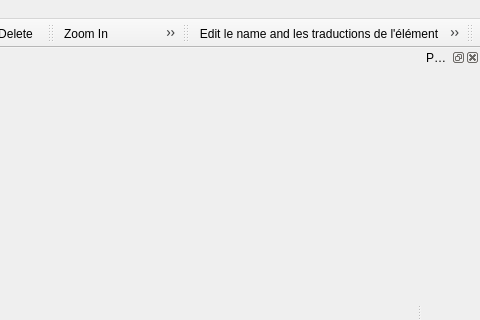
Above: sources/editor/ui/qetelementeditor.ui from EmilOsvoll/qelectrotech-source-mirror before the change; both pictures show x 320 to 800 and y 0 to 320 of the 800 by 600 pixel window. Below: the same form after it.
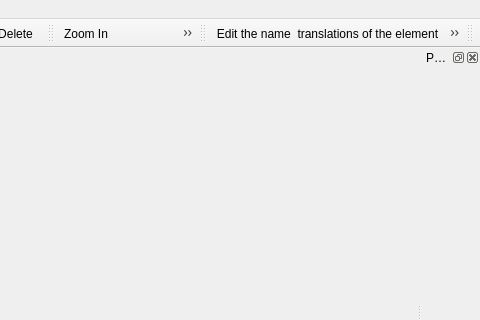
That is the form after the change. Icons and pictures are not drawn.

Patch:
```diff
--- a/sources/editor/ui/qetelementeditor.ui
+++ b/sources/editor/ui/qetelementeditor.ui
@@ -370,7 +370,7 @@
      <normaloff>:/ico/22x22/names.png</normaloff>:/ico/22x22/names.png</iconset>
    </property>
    <property name="text">
-    <string>Edit le name and les traductions de l'élément</string>
+    <string>Edit the name &amp; translations of the element</string>
    </property>
   </action>
   <action name="m_edit_author_action">
```
